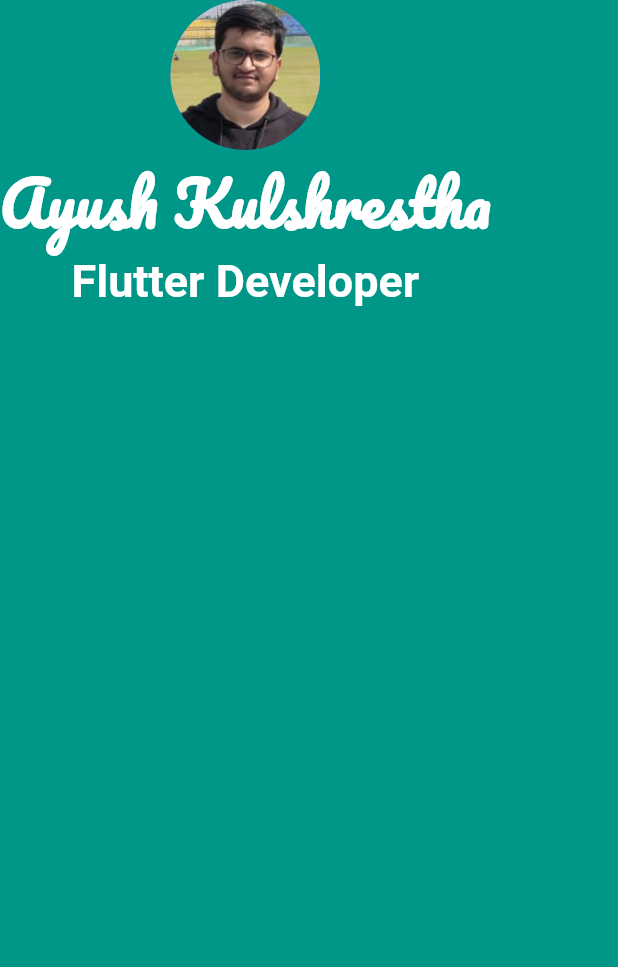
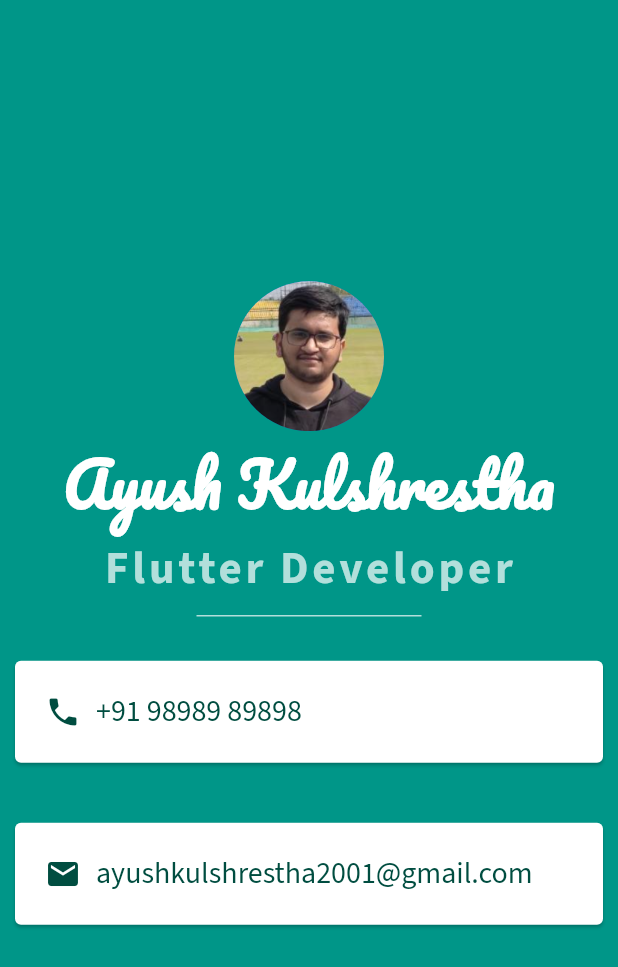
Before and after one commit to ayushkulshrestha2001/micard, a Flutter app: the screen it shows after launch, on a phone screen of 412 x 824 dp. Shown: the top 967 px of the screen. Run offline on Flutter 3.47's test engine with Material 2 defaults, Android fonts, the phone set to English and light mode, and no system bars; Roboto replaces fonts that are missing (SourceSansPro).

```diff
--- a/lib/main.dart
+++ b/lib/main.dart
@@ -1,3 +1,4 @@
+import 'package:flutter/cupertino.dart';
 import 'package:flutter/material.dart';
 
 //in order to use hot reload we need to put the code in stateless widget
@@ -17,6 +18,7 @@ class Myapp extends StatelessWidget {
         backgroundColor: Colors.teal,
         body: SafeArea(
           child: Column(
+            mainAxisAlignment: MainAxisAlignment.center,
             children: [
               CircleAvatar(
                 radius: 50.0,
@@ -35,9 +37,77 @@ class Myapp extends StatelessWidget {
                 "Flutter Developer",
                 style: TextStyle(
                   fontSize: 30.0,
-                  color: Colors.white,
+                  color: Colors.teal.shade100,
                   fontWeight: FontWeight.bold,
-                  fontFamily: 'SourceSansPro',
+                  letterSpacing: 2.5,
+                  fontFamily: 'Source Sans Pro',
+                ),
+              ),
+              SizedBox(
+                height: 20.0,
+                width: 150.0,
+                child: Divider(
+                  thickness: 1.0,
+                  color: Colors.teal.shade100,
+                ),
+              ),
+              Card(
+                color: Colors.white,
+                margin: EdgeInsets.symmetric(
+                  vertical: 20.0,
+                  horizontal: 10.0,
+                ),
+                child: Padding(
+                  padding: EdgeInsets.all(20.0),
+                  child: Row(
+                    children: [
+                      Icon(
+                        Icons.phone,
+                        color: Colors.teal.shade900,
+                      ),
+                      SizedBox(
+                        width: 10.0,
+                      ),
+                      Text(
+                        "+91 98989 89898",
+                        style: TextStyle(
+                          color: Colors.teal.shade900,
+                          fontFamily: 'Source Sans Pro',
+                          fontSize: 20.0,
+                        ),
+                      ),
+                    ],
+                  ),
+                ),
+              ),
+              Card(
+                color: Colors.white,
+                margin: EdgeInsets.symmetric(
+                  vertical: 20.0,
+                  horizontal: 10.0,
+                ),
+                child: Padding(
+                  padding: EdgeInsets.all(20.0),
+                  child: Row(
+                    //Can also use listtile instead of row to make work simple.
+                    children: [
+                      Icon(
+                        Icons.email,
+                        color: Colors.teal.shade900,
+                      ),
+                      SizedBox(
+                        width: 10.0,
+                      ),
+                      Text(
+                        "ayushkulshrestha2001@gmail.com",
+                        style: TextStyle(
+                          color: Colors.teal.shade900,
+                          fontFamily: 'Source Sans Pro',
+                          fontSize: 20.0,
+                        ),
+                      ),
+                    ],
+                  ),
                 ),
               ),
             ],
--- a/pubspec.yaml
+++ b/pubspec.yaml
@@ -43,4 +43,6 @@ flutter:
   - family: Pacifico
     fonts:
     - asset: fonts/Pacifico-Regular.ttf
+  - family: Source Sans Pro
+    fonts:
     - asset: fonts/SourceSansPro-Regular.ttf
```
